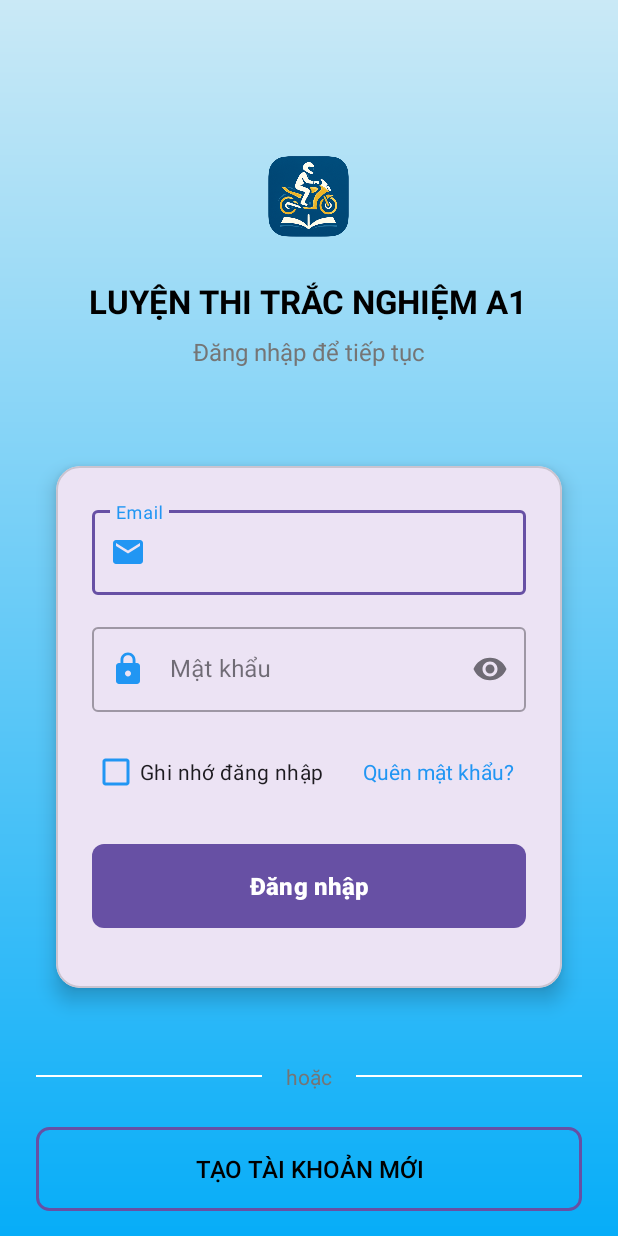
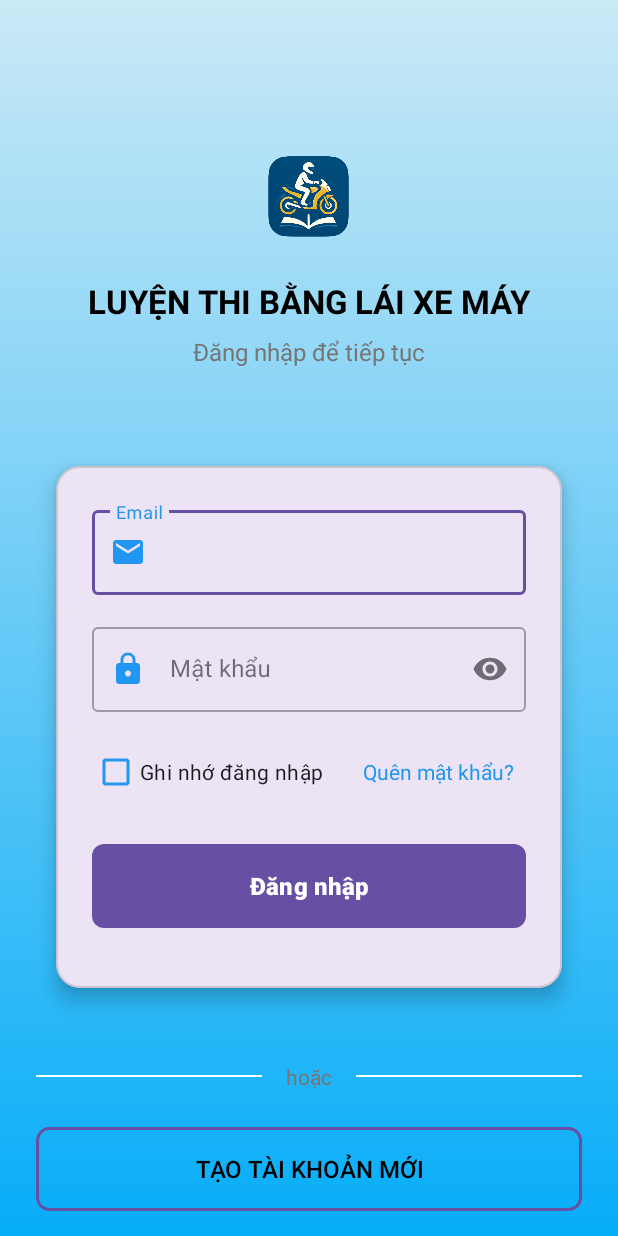
Before and after one commit to NgoXCuong/LuyenThiBLX, an Android app: the screen it shows after launch (LoginActivity), on a phone screen of 412 x 824 dp. Run offline under Robolectric (Android 15) with nearby library versions, the phone set to English and light mode, and no system bars; our stand-ins replace Room's generated code.

Commit message:
fix giao diện

```diff
--- a/app/src/main/res/layout/activity_login.xml
+++ b/app/src/main/res/layout/activity_login.xml
@@ -32,7 +32,7 @@
             <TextView
                 android:layout_width="wrap_content"
                 android:layout_height="wrap_content"
-                android:text="LUYỆN THI TRẮC NGHIỆM A1"
+                android:text="LUYỆN THI BẰNG LÁI XE MÁY"
                 android:textSize="22sp"
                 android:textStyle="bold"
                 android:textColor="@color/black"
@@ -209,7 +209,7 @@
         <TextView
             android:layout_width="match_parent"
             android:layout_height="wrap_content"
-            android:text="© 2025 Ứng dụng thi bằng lái xe A1\nPhiên bản 1.0"
+            android:text="© 2025 Ứng dụng luyện thi bằng lái xe máy\nPhiên bản 1.0"
             android:textSize="12sp"
             android:textColor="@color/textSecondary"
             android:gravity="center"
--- a/app/src/main/res/layout/activity_module.xml
+++ b/app/src/main/res/layout/activity_module.xml
@@ -9,8 +9,7 @@
     <LinearLayout
         android:orientation="vertical"
         android:layout_width="match_parent"
-        android:layout_height="wrap_content"
-        android:padding="8dp">
+        android:layout_height="wrap_content">
 
         <!-- Header -->
         <RelativeLayout
--- a/app/src/main/res/layout/activity_register.xml
+++ b/app/src/main/res/layout/activity_register.xml
@@ -28,7 +28,7 @@
             android:layout_height="wrap_content"
             android:layout_gravity="center"
             android:layout_marginBottom="8dp"
-            android:text="LUYỆN THI TRẮC NGHIỆM A1"
+            android:text="LUYỆN THI BẰNG LÁI XE MÁY"
             android:textColor="@color/black"
             android:textSize="22sp"
             android:textStyle="bold" />
@@ -240,7 +240,7 @@
             android:layout_height="wrap_content"
             android:layout_gravity="center"
             android:layout_marginTop="16dp"
-            android:text="© 2025 Ứng dụng thi bằng lái xe A1\nPhiên bản 1.0"
+            android:text="© 2025 Ứng dụng luyện thi bằng lái xe máy\nPhiên bản 1.0"
             android:textAlignment="center"
             android:textColor="@color/textSecondary"
             android:textSize="12sp"
```
Also changed, not shown: app/src/main/java/com/example/luyenthiblxmay/view/WrongQuestionsActivity.java (+12 -6 lines), app/src/main/res/layout/activity_wrong_questions.xml (+11 -0 lines).
